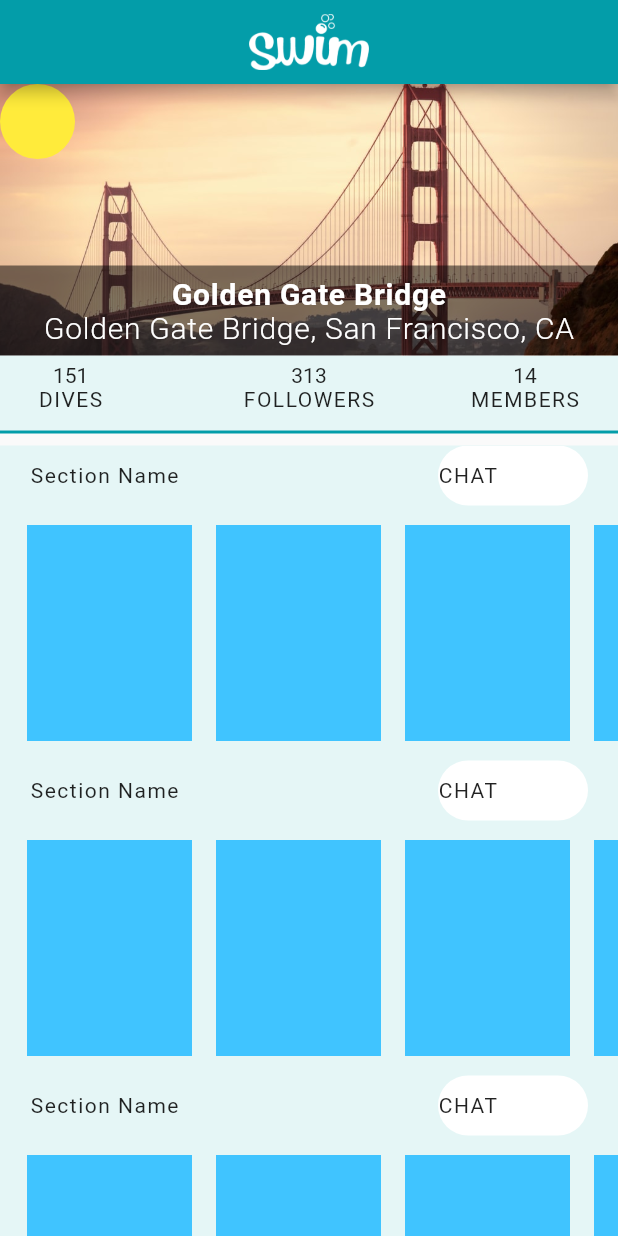
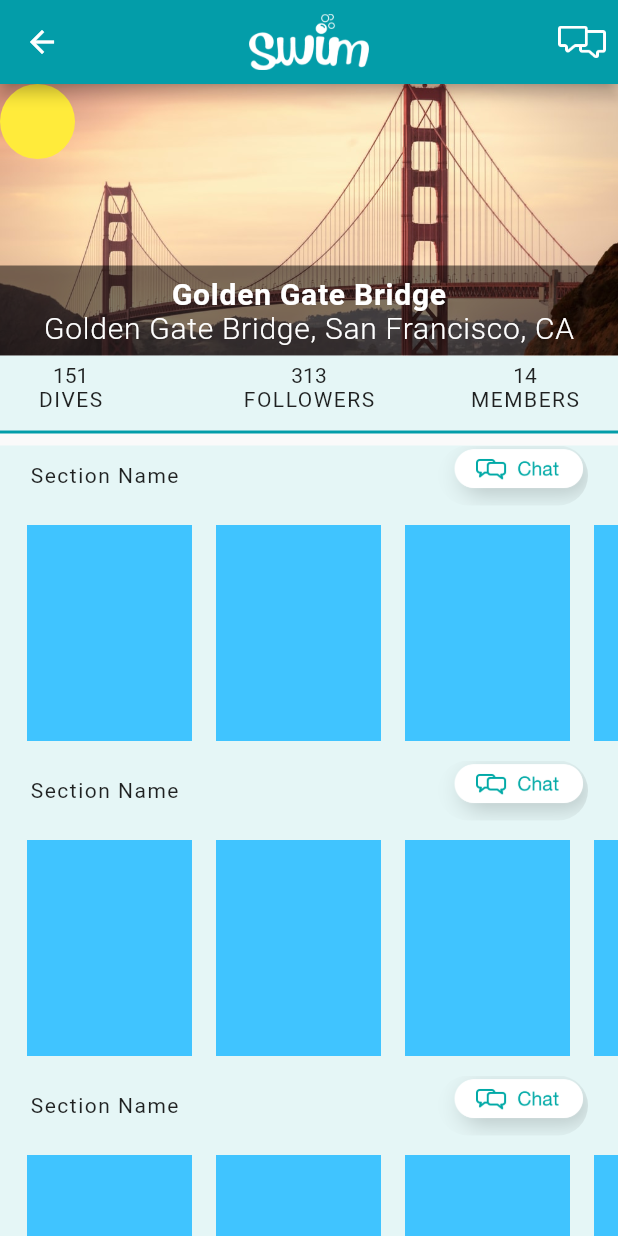
Before and after one commit to femidof/Swim_app_hackathon, a Flutter app: the PoolScreen screen opened directly, on a phone screen of 412 x 824 dp. Run offline on Flutter 3.47's test engine with Material 2 defaults, Android fonts, the light colour scheme and no system bars; missing offline and left inert: emoji_picker.

Commit message:
button change and group_chat_screen added

```diff
--- a/lib/main.dart
+++ b/lib/main.dart
@@ -1,4 +1,6 @@
 import 'package:flutter/material.dart';
+import 'package:swim_app_hack/screens/chat_selection_screen.dart';
+import 'package:swim_app_hack/screens/group_chat_screen.dart';
 import 'file:///C:/Users/marod%20bits/Documents/Android%20Dev/swim_app_hack/trash/home_screen.dart';
 import 'package:swim_app_hack/screens/pool_screen.dart';
 import 'package:swim_app_hack/screens/pool_section_chat.dart';
@@ -18,9 +20,10 @@
         visualDensity: VisualDensity.adaptivePlatformDensity,
       ),
       routes:{
+        "./screens/chat_selection_screen.dart": (context) =>ChatSelectionScreen(),
         "./screens/pool_section_chat_screen.dart": (context) => PoolSectionChatScreen(),
       },
-      home: PoolScreen(),
+      home: GroupChatScreen(),
     );
   }
 }
--- /dev/null
+++ b/lib/models/group_chat_model.dart
@@ -0,0 +1,3 @@
+
+
+class GroupChat{}
--- a/lib/screens/pool_screen.dart
+++ b/lib/screens/pool_screen.dart
@@ -21,7 +21,15 @@
           fit: BoxFit.contain,
           width: 80,
         ),
-        // elevation: 5.0,
+        actions: [
+          IconButton(
+            icon: Image.asset("assets/images/chat_icon.png"),
+            onPressed: () {
+              Navigator.of(context)
+                  .pushNamed("./screens/chat_selection_screen.dart");
+            },
+          ),
+        ],
       ),
       body: Column(
         children: [
@@ -39,7 +47,6 @@
                   children: [
                     CircleAvatar(
                       radius: 25.0,
-
                       backgroundColor: Colors.yellow,
                     ),
                   ],
@@ -56,9 +63,13 @@
           PoolStatsBar(),
           Container(
             height: 2,
-            decoration: BoxDecoration(color: Color.fromRGBO(3, 157, 169, 1),),
+            decoration: BoxDecoration(
+              color: Color.fromRGBO(3, 157, 169, 1),
+            ),
           ),
-          SizedBox(height: 8.0, ),
+          SizedBox(
+            height: 8.0,
+          ),
           Expanded(
             child: Container(
                 color: Color.fromRGBO(229, 246, 246, 1),
--- a/lib/widgets/front_pool_posts.dart
+++ b/lib/widgets/front_pool_posts.dart
@@ -20,27 +20,32 @@
             GestureDetector(
               onTap: () {
                 print("entering chat room section");
-                Navigator.of(context).pushNamed("./screens/pool_section_chat_screen.dart");
-                // Navigator.push(context, "./screens/pool_section_chat_screen.dart");
+                Navigator.of(context)
+                    .pushNamed("./screens/pool_section_chat_screen.dart");
               },
               child: Container(
-                // color: Colors.blueGrey,
                 height: 40,
                 width: 100,
                 decoration: BoxDecoration(
-                    color: Colors.white,
-                    borderRadius: BorderRadius.all(Radius.circular(20))),
-                child: Row(
-                  children: [
-                    // Con,
-                    Text(
-                      "CHAT",
-                      style: TextStyle(letterSpacing: 1.0),
-                    ),
-                  ],
+                  image: DecorationImage(
+                      image: AssetImage("assets/images/chat_button.png"),
+                      fit: BoxFit.cover),
+                  borderRadius: BorderRadius.all(
+                    Radius.circular(20),
+                  ),
                 ),
+                // child: Row(
+                //   children: [
+                //     // Con,
+
+                //     // Text(
+                //     //   "CHAT",
+                //     //   style: TextStyle(letterSpacing: 1.0),
+                //     // ),
+                //   ],
               ),
             ),
+            // ),
           ],
         ),
       ),
```
Also changed, not shown: lib/screens/chat_selection_screen.dart (added, +18 -0 lines), lib/screens/group_chat_screen.dart (added, +64 -0 lines), lib/screens/one_to_one_chat_scree.dart (added, +15 -0 lines), assets/images/chat_button.png (added), assets/images/chat_icon.png (added).
